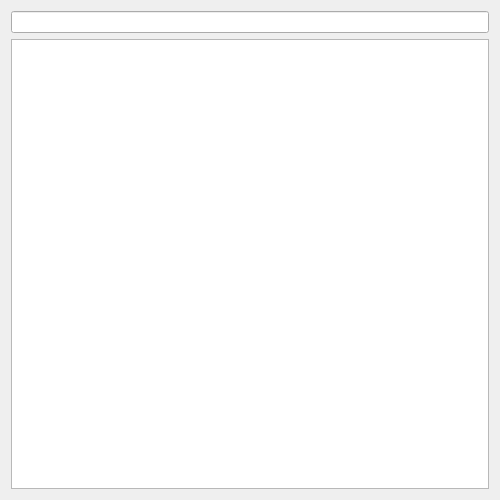
Above: UI/newDiaryFrame.ui from blackpill0w/Diary before the change. Below: the same form after it.
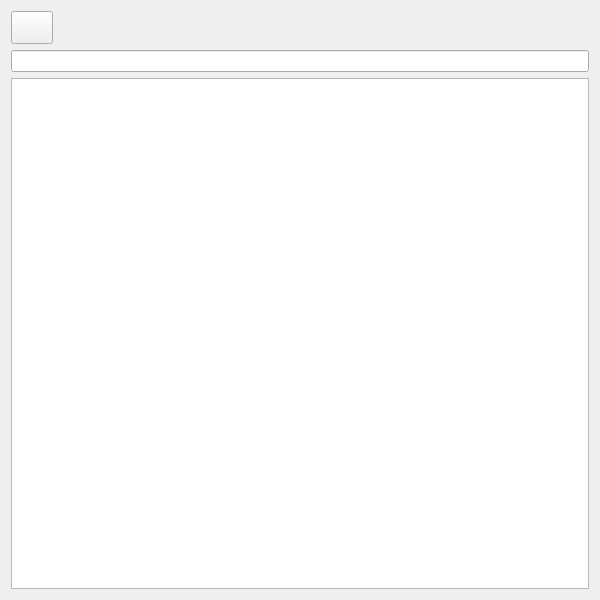
That is the form after the change.

Commit message: Window Is Loaded From .ui File & Go Back Button

```diff
--- a/UI/newDiaryFrame.ui
+++ b/UI/newDiaryFrame.ui
@@ -2,12 +2,15 @@
 <ui version="4.0">
  <class>newDiaryFrame</class>
  <widget class="QFrame" name="newDiaryFrame">
+  <property name="enabled">
+   <bool>true</bool>
+  </property>
   <property name="geometry">
    <rect>
     <x>0</x>
     <y>0</y>
-    <width>500</width>
-    <height>500</height>
+    <width>600</width>
+    <height>600</height>
    </rect>
   </property>
   <property name="sizePolicy">
@@ -19,7 +22,87 @@
   <property name="windowTitle">
    <string>Frame</string>
   </property>
-  <layout class="QVBoxLayout" name="verticalLayout">
+  <layout class="QVBoxLayout" name="verticalLayout" stretch="1,1,1">
+   <property name="sizeConstraint">
+    <enum>QLayout::SetMaximumSize</enum>
+   </property>
+   <item>
+    <widget class="QFrame" name="frame">
+     <property name="sizePolicy">
+      <sizepolicy hsizetype="Expanding" vsizetype="Fixed">
+       <horstretch>0</horstretch>
+       <verstretch>0</verstretch>
+      </sizepolicy>
+     </property>
+     <property name="minimumSize">
+      <size>
+       <width>0</width>
+       <height>20</height>
+      </size>
+     </property>
+     <property name="maximumSize">
+      <size>
+       <width>16777215</width>
+       <height>33</height>
+      </size>
+     </property>
+     <property name="frameShape">
+      <enum>QFrame::NoFrame</enum>
+     </property>
+     <property name="frameShadow">
+      <enum>QFrame::Raised</enum>
+     </property>
+     <layout class="QHBoxLayout" name="horizontalLayout">
+      <property name="leftMargin">
+       <number>0</number>
+      </property>
+      <property name="topMargin">
+       <number>0</number>
+      </property>
+      <property name="rightMargin">
+       <number>0</number>
+      </property>
+      <property name="bottomMargin">
+       <number>0</number>
+      </property>
+      <item>
+       <widget class="QPushButton" name="goBackButton">
+        <property name="enabled">
+         <bool>true</bool>
+        </property>
+        <property name="sizePolicy">
+         <sizepolicy hsizetype="Preferred" vsizetype="Expanding">
+          <horstretch>0</horstretch>
+          <verstretch>0</verstretch>
+         </sizepolicy>
+        </property>
+        <property name="minimumSize">
+         <size>
+          <width>42</width>
+          <height>20</height>
+         </size>
+        </property>
+        <property name="text">
+         <string/>
+        </property>
+       </widget>
+      </item>
+      <item>
+       <spacer name="horizontalSpacer">
+        <property name="orientation">
+         <enum>Qt::Horizontal</enum>
+        </property>
+        <property name="sizeHint" stdset="0">
+         <size>
+          <width>528</width>
+          <height>30</height>
+         </size>
+        </property>
+       </spacer>
+      </item>
+     </layout>
+    </widget>
+   </item>
    <item>
     <widget class="QLineEdit" name="diaryTitleLineEdit"/>
    </item>
```
Left out of the diff: 6 changed lines with no effect on the pictures. The commit also changes 6 other files.
